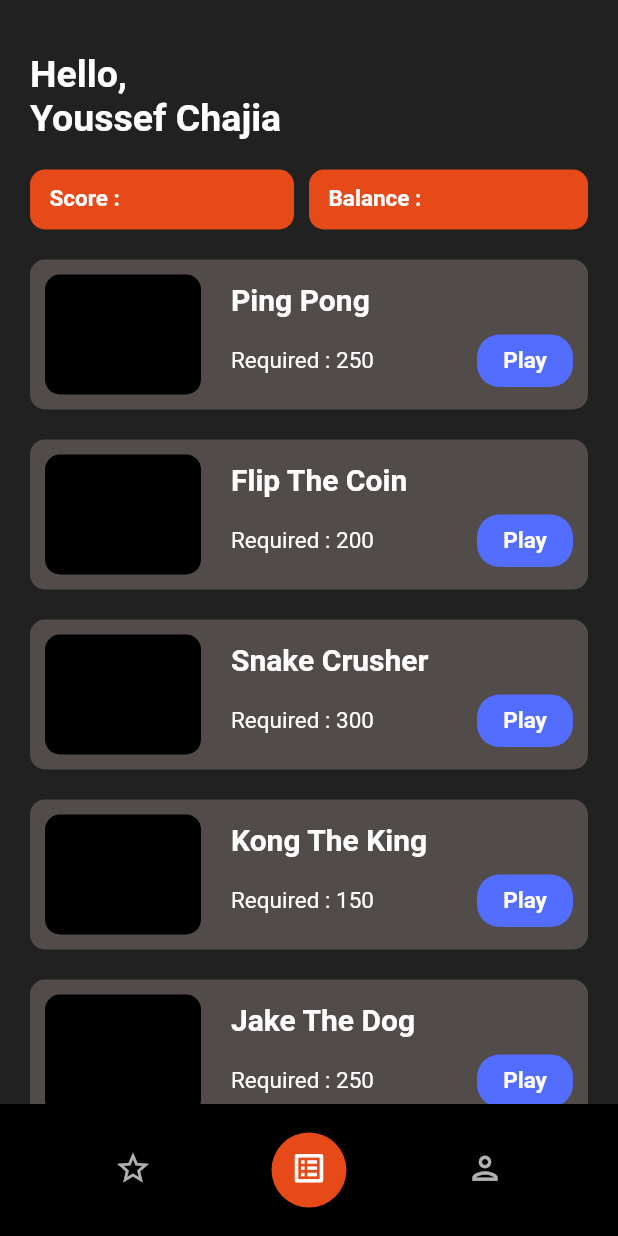
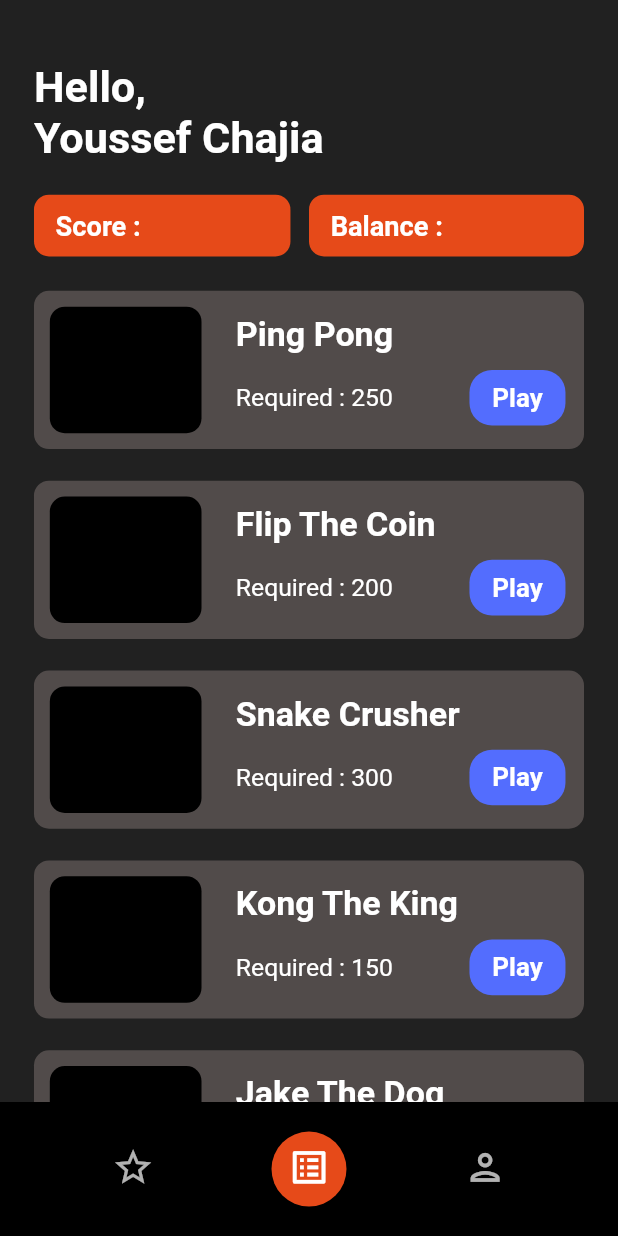
Before and after one commit to YoussefChajia/game-prize, a Flutter app: the screen it shows after launch, item 2 of the bottom bar chosen, on a phone screen of 412 x 824 dp. Run offline on Flutter 3.47's test engine with Material 2 defaults, Android fonts, the phone set to English and light mode, and no system bars.

Commit message:
Changed the measurements, the app is responsive now
I added Provider and used a ScreenSize class in order to use screen size when I set any measurements

```diff
--- a/lib/main.dart
+++ b/lib/main.dart
@@ -1,5 +1,7 @@
+import 'package:axie_scholarship/tools/screen_size.dart';
 import 'package:axie_scholarship/widgets/tab_layout.dart';
 import 'package:flutter/material.dart';
+import 'package:provider/provider.dart';
 
 void main() {
   runApp(MyApp());
@@ -18,7 +20,37 @@ class MyApp extends StatelessWidget {
         backgroundColor: Color(0xFF212121),
         brightness: Brightness.dark,
       ),
-      home: TabLayout(),
+      home: MyHomePage(
+        title: 'Axie Scholarship Home Page',
+      ),
     );
   }
 }
+
+class MyHomePage extends StatefulWidget {
+  final String title;
+
+  MyHomePage({Key? key, required this.title}) : super(key: key);
+
+  @override
+  _MyHomePageState createState() => _MyHomePageState();
+}
+
+class _MyHomePageState extends State<MyHomePage> {
+  @override
+  Widget build(BuildContext context) {
+    return MultiProvider(
+      providers: [
+        Provider<ScreenSize>(
+          create: (_) => ScreenSize(
+            height: MediaQuery.of(context).size.height,
+            width: MediaQuery.of(context).size.width,
+          ),
+        )
+      ],
+      child: Scaffold(
+        body: TabLayout(),
+      ),
+    );
+  }
+}
--- a/lib/screens/game_list_screen.dart
+++ b/lib/screens/game_list_screen.dart
@@ -1,5 +1,7 @@
+import 'package:axie_scholarship/tools/screen_size.dart';
 import 'package:axie_scholarship/widgets/game_card.dart';
 import 'package:flutter/material.dart';
+import 'package:provider/provider.dart';
 
 class GameList extends StatefulWidget {
   const GameList({Key? key}) : super(key: key);
@@ -16,27 +18,27 @@ class _GameListState extends State<GameList> {
         backgroundColor: Theme.of(context).backgroundColor,
         body: SingleChildScrollView(
           child: Padding(
-            padding: EdgeInsets.symmetric(horizontal: 20.0),
+            padding: EdgeInsets.symmetric(horizontal: context.read<ScreenSize>().width * 0.055),
             child: Column(
               crossAxisAlignment: CrossAxisAlignment.start,
               children: [
                 Padding(
-                  padding: EdgeInsets.only(top: 35.0),
+                  padding: EdgeInsets.only(top: context.read<ScreenSize>().height * 0.05),
                   child: Text(
                     'Hello,\nYoussef Chajia',
                     style: TextStyle(
                       color: Colors.white,
-                      fontSize: 25.0,
-                      fontWeight: FontWeight.bold,
+                      fontSize: context.read<ScreenSize>().width * 0.07,
+                      fontWeight: FontWeight.w700,
                     ),
                   ),
                 ),
-                SizedBox(height: 20.0),
+                SizedBox(height: context.read<ScreenSize>().height * 0.025),
                 Row(
                   children: [
                     Expanded(
                       child: Padding(
-                        padding: EdgeInsets.only(right: 10.0),
+                        padding: EdgeInsets.only(right: context.read<ScreenSize>().width * 0.03),
                         child: InfoCard(
                           text: 'Score :',
                         ),
@@ -47,7 +49,7 @@ class _GameListState extends State<GameList> {
                     ),
                   ],
                 ),
-                SizedBox(height: 10.0),
+                SizedBox(height: context.read<ScreenSize>().height * 0.015),
                 GameCard(),
               ],
             ),
@@ -66,14 +68,16 @@ class InfoCard extends StatelessWidget {
   @override
   Widget build(BuildContext context) {
     return Container(
-      height: 40.0,
+      height: context.read<ScreenSize>().height * 0.05,
       child: Padding(
-        padding: EdgeInsets.symmetric(vertical: 10.0, horizontal: 13.0),
+        padding: EdgeInsets.symmetric(
+            vertical: context.read<ScreenSize>().height * 0.013,
+            horizontal: context.read<ScreenSize>().width * 0.035),
         child: Text(
           text,
           style: TextStyle(
             color: Colors.white,
-            fontSize: 15.0,
+            fontSize: context.read<ScreenSize>().width * 0.044,
             fontWeight: FontWeight.bold,
           ),
         ),
--- /dev/null
+++ b/lib/tools/screen_size.dart
@@ -0,0 +1,6 @@
+class ScreenSize {
+  double width;
+  double height;
+
+  ScreenSize({required this.height, required this.width});
+}
--- a/lib/widgets/game_card.dart
+++ b/lib/widgets/game_card.dart
@@ -1,5 +1,7 @@
 import 'package:axie_scholarship/models/game.dart';
+import 'package:axie_scholarship/tools/screen_size.dart';
 import 'package:flutter/material.dart';
+import 'package:provider/provider.dart';
 
 class GameCard extends StatefulWidget {
   const GameCard({Key? key}) : super(key: key);
@@ -19,9 +21,9 @@ class _GameCardState extends State<GameCard> {
         itemBuilder: (BuildContext context, int index) {
           final Game game = games[index];
           return Padding(
-            padding: EdgeInsets.symmetric(vertical: 10.0),
+            padding: EdgeInsets.symmetric(vertical: context.read<ScreenSize>().height * 0.0128),
             child: Container(
-              height: 100.0,
+              height: context.read<ScreenSize>().height * 0.128,
               decoration: BoxDecoration(
                 borderRadius: BorderRadius.circular(10.0),
                 color: Theme.of(context).cardColor,
@@ -31,7 +33,7 @@ class _GameCardState extends State<GameCard> {
                   Expanded(
                     flex: 1,
                     child: Padding(
-                      padding: EdgeInsets.all(10.0),
+                      padding: EdgeInsets.all(context.read<ScreenSize>().height * 0.0128),
                       child: Container(
                         decoration: BoxDecoration(
                           borderRadius: BorderRadius.circular(10.0),
@@ -43,7 +45,9 @@ class _GameCardState extends State<GameCard> {
                   Expanded(
                     flex: 2,
                     child: Padding(
-                      padding: EdgeInsets.symmetric(vertical: 15.0, horizontal: 10.0),
+                      padding: EdgeInsets.symmetric(
+                          vertical: context.read<ScreenSize>().height * 0.019,
+                          horizontal: context.read<ScreenSize>().width * 0.03),
                       child: Container(
                         child: Column(
                           mainAxisAlignment: MainAxisAlignment.spaceBetween,
@@ -53,7 +57,7 @@ class _GameCardState extends State<GameCard> {
                               game.title,
                               style: TextStyle(
                                 color: Colors.white,
-                                fontSize: 20.0,
+                                fontSize: context.read<ScreenSize>().width * 0.055,
                                 fontWeight: FontWeight.bold,
                               ),
                             ),
@@ -64,12 +68,12 @@ class _GameCardState extends State<GameCard> {
                                   'Required : ${game.price}',
                                   style: TextStyle(
                                     color: Colors.white,
-                                    fontSize: 15.0,
+                                    fontSize: context.read<ScreenSize>().width * 0.04,
                                     fontWeight: FontWeight.normal,
                                   ),
                                 ),
                                 Container(
-                                  height: 35.0,
+                                  height: context.read<ScreenSize>().height * 0.045,
                                   decoration: BoxDecoration(
                                     color: Theme.of(context).buttonColor,
                                     borderRadius: BorderRadius.circular(15.0),
@@ -84,7 +88,7 @@ class _GameCardState extends State<GameCard> {
                                       'Play',
                                       style: TextStyle(
                                         color: Colors.white,
-                                        fontSize: 15.0,
+                                        fontSize: context.read<ScreenSize>().width * 0.042,
                                         fontWeight: FontWeight.bold,
                                       ),
                                     ),
--- a/lib/widgets/tab_layout.dart
+++ b/lib/widgets/tab_layout.dart
@@ -1,5 +1,7 @@
 import 'package:axie_scholarship/screens/game_list_screen.dart';
+import 'package:axie_scholarship/tools/screen_size.dart';
 import 'package:flutter/material.dart';
+import 'package:provider/provider.dart';
 
 class TabLayout extends StatelessWidget {
   const TabLayout({Key? key}) : super(key: key);
@@ -42,11 +44,11 @@ class NavTab extends StatelessWidget {
   @override
   Widget build(BuildContext context) {
     return Padding(
-      padding: EdgeInsets.symmetric(vertical: 20.0),
+      padding: EdgeInsets.symmetric(vertical: context.read<ScreenSize>().height * 0.025),
       child: Tab(
         icon: Icon(
           icon,
-          size: 25.0,
+          size: context.read<ScreenSize>().width * 0.07,
         ),
       ),
     );
--- a/pubspec.yaml
+++ b/pubspec.yaml
@@ -28,6 +28,7 @@ dependencies:
   # The following adds the Cupertino Icons font to your application.
   # Use with the CupertinoIcons class for iOS style icons.
   cupertino_icons: ^1.0.2
+  provider: ^5.0.0
 
 dev_dependencies:
   flutter_test:
```
Also changed, not shown: pubspec.lock.
